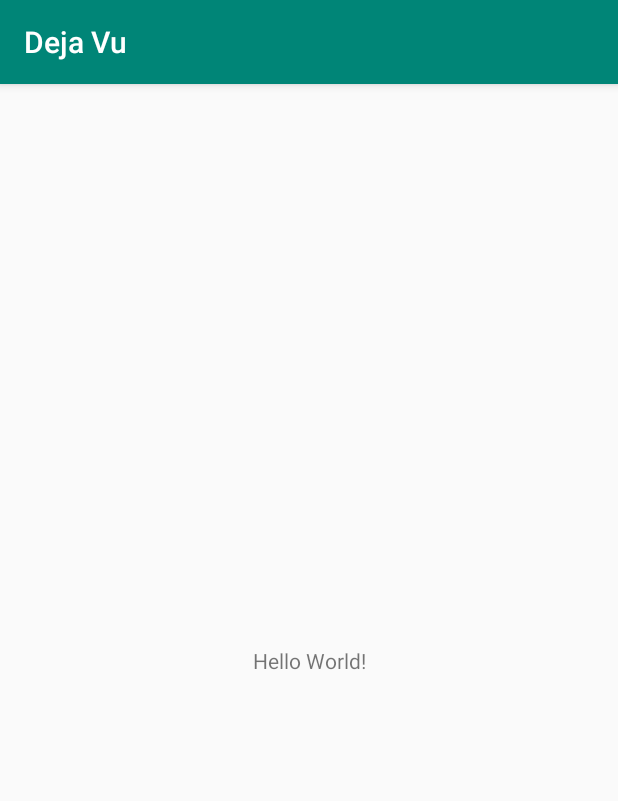
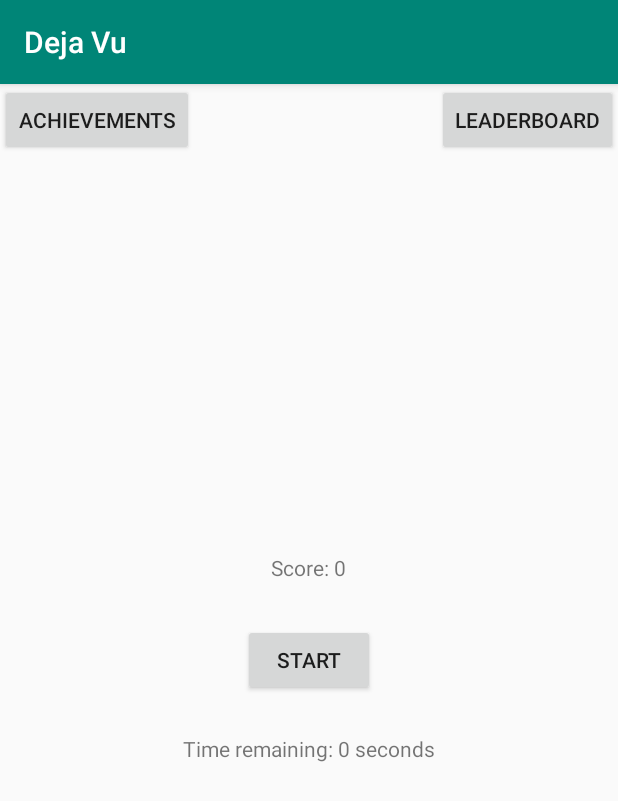
Before and after one commit to aakashpatel379/deja-vu, an Android app: the screen it shows after launch (MainActivity), on a phone screen of 412 x 824 dp. Shown: the top 801 px of the screen. Run offline under Robolectric (Android 15) with nearby library versions, the phone set to English and light mode, and no system bars; 2 statements that could not run were skipped.

Commit message:
Google play services integration changes (Unresolved SHA1 issue)

```diff
--- a/app/src/main/AndroidManifest.xml
+++ b/app/src/main/AndroidManifest.xml
@@ -1,5 +1,6 @@
 <?xml version="1.0" encoding="utf-8"?>
 <manifest xmlns:android="http://schemas.android.com/apk/res/android"
+    xmlns:tools="http://schemas.android.com/tools"
     package="com.developer.dejavu">
 
     <application
@@ -9,6 +10,9 @@
         android:roundIcon="@mipmap/ic_launcher_round"
         android:supportsRtl="true"
         android:theme="@style/AppTheme">
+        <meta-data android:name="com.google.android.gms.games.APP_ID" android:value="@string/app_id"/>
+        <meta-data android:name="com.google.android.gms.version"
+            android:value="@integer/google_play_services_version"/>
         <activity android:name=".MainActivity">
             <intent-filter>
                 <action android:name="android.intent.action.MAIN" />
--- a/app/src/main/java/com/developer/dejavu/MainActivity.java
+++ b/app/src/main/java/com/developer/dejavu/MainActivity.java
@@ -1,13 +1,100 @@
 package com.developer.dejavu;
 
-import android.support.v7.app.AppCompatActivity;
+import android.os.CountDownTimer;
+
+import androidx.appcompat.app.AppCompatActivity;
 import android.os.Bundle;
+import android.util.Log;
+import android.view.View;
+import android.widget.Button;
+import android.widget.TextView;
+import android.widget.Toast;
+
+import com.google.android.gms.common.api.GoogleApiClient;
+import com.google.android.gms.games.Games;
 
 public class MainActivity extends AppCompatActivity {
 
+    private Button mainButton;
+    private Button leaderboard;
+    private TextView scoreView;
+    private TextView timeView;
+    GoogleApiClient apiClient;
+
+    private int score = 0;
+    private boolean playing = false;
     @Override
     protected void onCreate(Bundle savedInstanceState) {
         super.onCreate(savedInstanceState);
         setContentView(R.layout.activity_main);
+        apiClient = new GoogleApiClient.Builder(this)
+                .addApi(Games.API)
+                .addScope(Games.SCOPE_GAMES)
+                .build();
+        apiClient.connect();
+        //Log.w("myApp", );
+        //Toast.makeText(this,""+apiClient.getConnectionResult(Games.API),Toast.LENGTH_LONG);
+        mainButton = (Button)findViewById(R.id.main_button);
+        scoreView = (TextView)findViewById(R.id.score_view);
+        timeView = (TextView)findViewById(R.id.time_view);
+        leaderboard = (Button)findViewById(R.id.leaderboard_button);
+
+        mainButton.setOnClickListener(new View.OnClickListener() {
+            @Override
+            public void onClick(View v) {
+                // More code goes here
+                if(!playing) {
+                    // The first click
+                    playing = true;
+                    mainButton.setText("Keep Clicking");
+
+                    // Initialize CountDownTimer to 60 seconds
+                    new CountDownTimer(60000, 1000) {
+                        @Override
+                        public void onTick(long millisUntilFinished) {
+                            timeView.setText("Time remaining: " + millisUntilFinished/1000);
+                        }
+
+                        @Override
+                        public void onFinish() {
+                            playing = false;
+                            timeView.setText("Game over");
+                            mainButton.setVisibility(View.GONE);
+
+                            Games.Leaderboards.submitScore(apiClient,
+                                    getString(R.string.leaderboard_game_leaderboard),
+                                    score);
+                        }
+                    }.start();  // Start the timer
+                } else {
+                    // Subsequent clicks
+                    score++;
+                    scoreView.setText("Score: " + score + " points");
+                }
+            }
+        });
+
+        leaderboard.setOnClickListener(new View.OnClickListener() {
+            @Override
+            public void onClick(View v) {
+                showLeaderboard(v);
+            }
+        });
+
+
+    }
+
+    public void showLeaderboard(View v) {
+        startActivityForResult(
+                Games.Leaderboards.getLeaderboardIntent(apiClient,
+                        getString(R.string.leaderboard_game_leaderboard)), 0);
+    }
+
+    public void showAchievements(View v) {
+        startActivityForResult(
+                Games.Achievements
+                        .getAchievementsIntent(apiClient),
+                1
+        );
     }
 }
--- a/app/src/main/res/layout/activity_main.xml
+++ b/app/src/main/res/layout/activity_main.xml
@@ -1,18 +1,55 @@
 <?xml version="1.0" encoding="utf-8"?>
-<android.support.constraint.ConstraintLayout xmlns:android="http://schemas.android.com/apk/res/android"
+<RelativeLayout xmlns:android="http://schemas.android.com/apk/res/android"
+    android:id="@+id/activity_main"
     xmlns:app="http://schemas.android.com/apk/res-auto"
     xmlns:tools="http://schemas.android.com/tools"
     android:layout_width="match_parent"
     android:layout_height="match_parent"
+
     tools:context=".MainActivity">
 
-    <TextView
+    <Button
+        android:text="Start"
         android:layout_width="wrap_content"
         android:layout_height="wrap_content"
-        android:text="Hello World!"
-        app:layout_constraintBottom_toBottomOf="parent"
-        app:layout_constraintLeft_toLeftOf="parent"
-        app:layout_constraintRight_toRightOf="parent"
-        app:layout_constraintTop_toTopOf="parent" />
+        android:layout_centerVertical="true"
+        android:layout_centerHorizontal="true"
+        android:id="@+id/main_button" />
 
-</android.support.constraint.ConstraintLayout>
+    <TextView
+        android:text="Time remaining: 0 seconds"
+        android:layout_width="wrap_content"
+        android:layout_height="wrap_content"
+        android:layout_below="@+id/main_button"
+        android:layout_centerHorizontal="true"
+        android:layout_marginTop="25dp"
+        android:id="@+id/time_view" />
+
+    <TextView
+        android:text="Score: 0"
+        android:layout_width="wrap_content"
+        android:layout_height="wrap_content"
+        android:layout_above="@+id/main_button"
+        android:layout_marginBottom="28dp"
+        android:layout_centerHorizontal="true"
+        android:id="@+id/score_view" />
+    <Button
+        android:text="Achievements"
+        android:layout_width="wrap_content"
+        android:layout_height="wrap_content"
+        android:layout_alignParentTop="true"
+        android:layout_alignParentLeft="true"
+        android:id="@+id/achievements_button"
+        android:onClick="showAchievements"
+        />
+
+    <Button
+        android:text="Leaderboard"
+        android:layout_width="wrap_content"
+        android:layout_height="wrap_content"
+        android:layout_alignParentTop="true"
+        android:layout_alignParentRight="true"
+        android:id="@+id/leaderboard_button"
+        android:onClick="showLeaderboard"/>
+
+</RelativeLayout>
--- a/app/src/main/res/values/strings.xml
+++ b/app/src/main/res/values/strings.xml
@@ -1,3 +1,4 @@
 <resources>
     <string name="app_name">Deja Vu</string>
+    <string name="leaderboard_name">Game Leaderboard</string>
 </resources>
--- a/build.gradle
+++ b/build.gradle
@@ -8,6 +8,7 @@ buildscript {
     }
     dependencies {
         classpath 'com.android.tools.build:gradle:3.4.0'
+        classpath 'com.google.gms:google-services:4.2.0'
 
         // NOTE: Do not place your application dependencies here; they belong
         // in the individual module build.gradle files
--- a/gradle.properties
+++ b/gradle.properties
@@ -6,6 +6,8 @@
 # http://www.gradle.org/docs/current/userguide/build_environment.html
 # Specifies the JVM arguments used for the daemon process.
 # The setting is particularly useful for tweaking memory settings.
+android.enableJetifier=true
+android.useAndroidX=true
 org.gradle.jvmargs=-Xmx1536m
 # When configured, Gradle will run in incubating parallel mode.
 # This option should only be used with decoupled projects. More details, visit
```
Also changed, not shown: app/build.gradle (+20 -5 lines), 1 other file.
